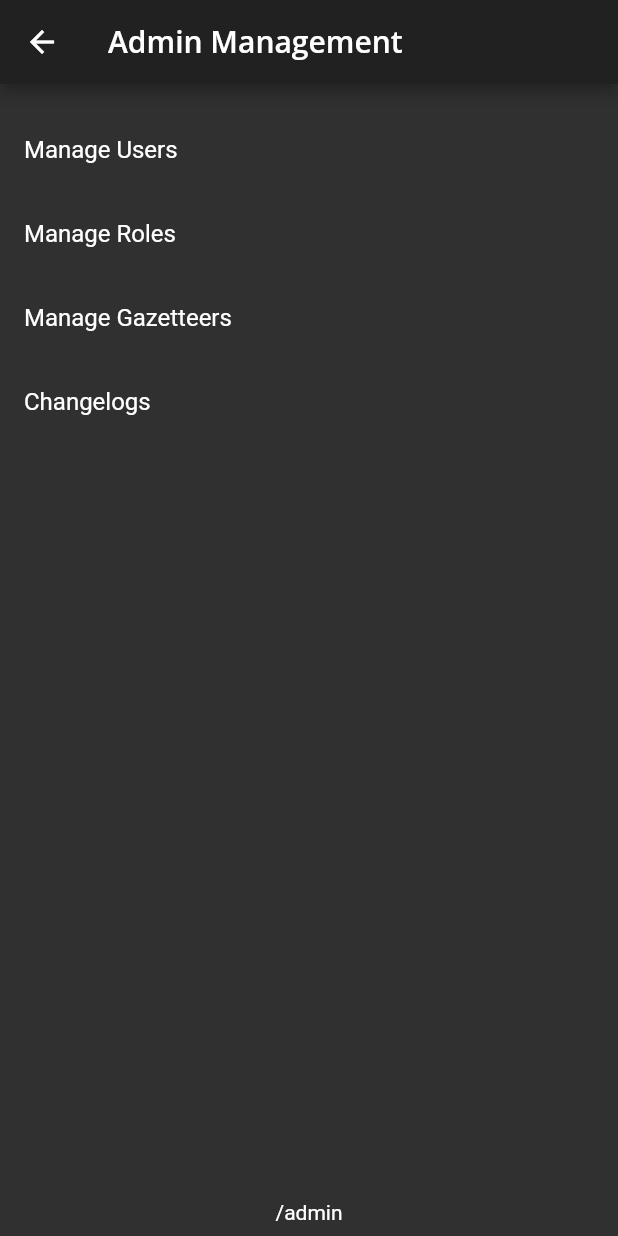
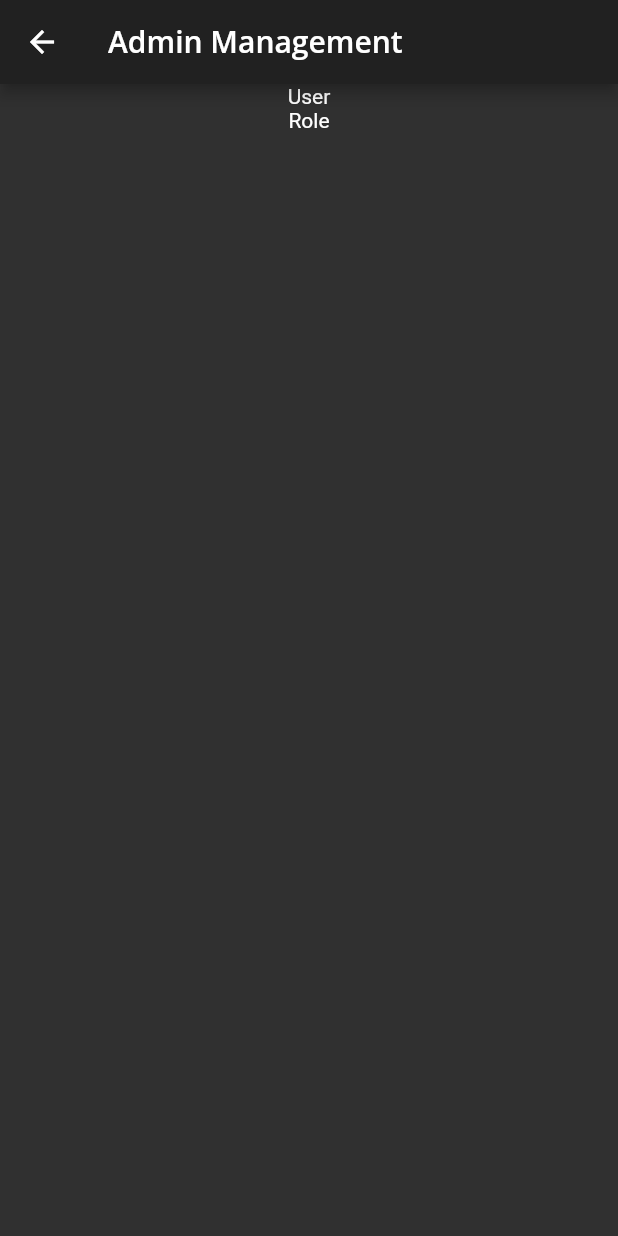
Before and after one commit to chhinsras/MiniStarter, a Flutter app: the AdminPage screen opened by its route, on a phone screen of 412 x 824 dp. Run offline on Flutter 3.47's test engine with Material 2 defaults, Android fonts, the phone set to English and light mode, and no system bars; our stand-ins replace auto_route, bot_toast, dio, flutter_dotenv, flutter_riverpod, google_fonts and 1 more; accounts and stored records are empty.

Commit message:
basic set up with autoroute

```diff
--- /dev/null
+++ b/hybrid/lib/config/app_router.dart
@@ -0,0 +1,27 @@
+import 'package:auto_route/auto_route.dart';
+import 'package:flutter/material.dart';
+import 'package:hybrid/views/admin/admin_page.dart';
+import 'package:hybrid/views/audit/audit_page.dart';
+import 'package:hybrid/views/dashboard/dashboard_page.dart';
+import 'package:hybrid/views/gazetteer/gazetteer_page.dart';
+import 'package:hybrid/views/home/home_page.dart';
+import 'package:hybrid/views/role/role_page.dart';
+import 'package:hybrid/views/user/user_page.dart';
+
+part 'app_router.gr.dart';
+
+@MaterialAutoRouter(
+  replaceInRouteName: 'Page,Route',
+  routes: <AutoRoute>[
+    AutoRoute(page: HomePage, path: '/', initial: true),
+    AutoRoute(page: DashboardPage, path: '/dashboard'),
+    AutoRoute(path: '/admin', page: AdminPage, children: [
+      AutoRoute(page: GazetteerPage, path: 'gazetteer'),
+      AutoRoute(page: UserPage, path: 'user'),
+      AutoRoute(page: RolePage, path: 'role'),
+      AutoRoute(page: AuditPage, path: 'audit')
+    ]),
+  ],
+)
+// extend the generated private router
+class AppRouter extends _$AppRouter {}
--- a/hybrid/lib/config/config.dart
+++ b/hybrid/lib/config/config.dart
@@ -1,3 +1,4 @@
 export 'app_theme.dart';
+export 'app_router.dart';
 export 'responsive.dart';
 export 'size_config.dart';
--- a/hybrid/lib/router/routes.dart
+++ /dev/null
@@ -1,66 +0,0 @@
-import 'package:bot_toast/bot_toast.dart';
-import 'package:flutter/material.dart';
-import 'package:flutter_riverpod/flutter_riverpod.dart';
-import 'package:go_router/go_router.dart';
-import 'package:hybrid/providers/providers.dart';
-import 'package:hybrid/views/dashboard/dashboard_page.dart';
-import '../views/views.dart';
-
-final appRouter = GoRouter(
-  initialLocation: '/',
-  observers: [BotToastNavigatorObserver()],
-  routes: [
-    GoRoute(
-        path: '/',
-        builder: (context, state) => HomePage(
-              key: state.pageKey,
-              currentTab: ProviderContainer().read(appProvider).getSelectedTab,
-            ),
-        routes: [
-          GoRoute(
-            path: 'dashboard',
-            builder: (context, state) => DashboardPage(),
-          ),
-          GoRoute(
-              path: 'admin',
-              builder: (context, state) => const AdminPage(),
-              routes: [
-                GoRoute(
-                  path: 'gazetteer',
-                  builder: (context, state) => const GazetteerPage(),
-                ),
-                GoRoute(
-                  path: 'user',
-                  builder: (context, state) => const UserPage(),
-                ),
-                GoRoute(
-                  path: 'role',
-                  builder: (context, state) => const RolePage(),
-                ),
-                GoRoute(
-                  path: 'audit',
-                  builder: (context, state) => const AuditPage(),
-                ),
-              ]),
-        ]),
-  ],
-  navigatorBuilder: (context, state, child) => Material(
-    child: Column(
-      children: [
-        Expanded(child: child),
-        Padding(
-          padding: const EdgeInsets.all(8),
-          child: Text(state.location),
-        ),
-      ],
-    ),
-  ),
-  errorPageBuilder: (context, state) => MaterialPage(
-    key: state.pageKey,
-    child: Scaffold(
-      body: Center(
-        child: Text(state.error.toString()),
-      ),
-    ),
-  ),
-);
--- a/hybrid/lib/views/admin/admin_page.dart
+++ b/hybrid/lib/views/admin/admin_page.dart
@@ -1,6 +1,8 @@
+import 'package:auto_route/auto_route.dart';
 import 'package:flutter/material.dart';
-import 'package:go_router/go_router.dart';
 import 'package:hybrid/extensions/extensions.dart';
+
+import '../../config/config.dart';
 
 class AdminPage extends StatelessWidget {
   const AdminPage({Key? key}) : super(key: key);
@@ -19,17 +21,33 @@
           //   },
           // ),
         ),
-      body: Center(
-        child: Column(
-          crossAxisAlignment: CrossAxisAlignment.center,
+        body: Column(
           children: [
-            const SizedBox(height: 16.0),
-            Expanded(
-              child: buildMenu(context),
-            )
+            Column(
+              children: [
+                InkWell(
+                    onTap: () => context.router.push(const UserRoute()),
+                    child: const Text('User')),
+                InkWell(
+                    onTap: () => context.router.push(const RoleRoute()),
+                    child: const Text('Role'))
               ],
             ),
-      ),
+            const Expanded(child: AutoRouter())
+          ],
+        )
+
+        // Center(
+        //   child: Column(
+        //     crossAxisAlignment: CrossAxisAlignment.center,
+        //     children: [
+        //       const SizedBox(height: 16.0),
+        //       Expanded(
+        //         child: buildMenu(context),
+        //       )
+        //     ],
+        //   ),
+        // ),
         );
   }
 
@@ -39,25 +57,25 @@
         ListTile(
           title: const Text('Manage Users'),
           onTap: () {
-            context.go('/admin/user');
+            context.router.pushNamed('user');
           },
         ),
         ListTile(
           title: const Text('Manage Roles'),
           onTap: () {
-            context.go('/admin/role');
+            context.router.pushNamed('role');
           },
         ),
         ListTile(
           title: const Text('Manage Gazetteers'),
           onTap: () {
-            context.go('/admin/gazetteer');
+            context.router.pushNamed('gazetteer');
           },
         ),
         ListTile(
           title: const Text('Changelogs'),
           onTap: () {
-            context.go('/admin/audit');
+            context.router.pushNamed('audit');
           },
         ),
       ],
--- a/hybrid/lib/views/role/role_page.dart
+++ b/hybrid/lib/views/role/role_page.dart
@@ -1,5 +1,7 @@
 import 'package:flutter/material.dart';
 import 'package:hybrid/extensions/extensions.dart';
+
+import '../../config/config.dart';
 
 class RolePage extends StatelessWidget {
   const RolePage({Key? key}) : super(key: key);
--- a/hybrid/pubspec.yaml
+++ b/hybrid/pubspec.yaml
@@ -8,6 +8,7 @@
   sdk: ">=2.16.2 <3.0.0"
 
 dependencies:
+  auto_route: ^4.0.1
   bot_toast:
     git:
       url: https://github.com/MMMzq/bot_toast.git
@@ -25,7 +26,6 @@
   flutter_riverpod: ^1.0.3
   flutter_slidable: ^1.2.0
   flutter_svg: ^1.0.3
-  go_router: ^3.1.0
   google_fonts: ^2.1.0
   intl: ^0.17.0
   json_annotation: ^4.5.0
@@ -42,10 +42,10 @@
 
 dev_dependencies:
   build_runner: ^2.1.1
-  go_router_builder: ^1.0.0
   flutter_lints: ^2.0.1
   flutter_test:
     sdk: flutter
+  auto_route_generator: ^4.0.0
   json_serializable: ^6.2.0
 
 flutter:
```
Also changed, not shown: hybrid/lib/main.dart (+5 -3 lines), hybrid/lib/views/home/home_page.dart (+17 -17 lines), hybrid/lib/config/app_router.gr.dart (added), hybrid/pubspec.lock. Lines whose indentation alone changed are shown as unchanged.
